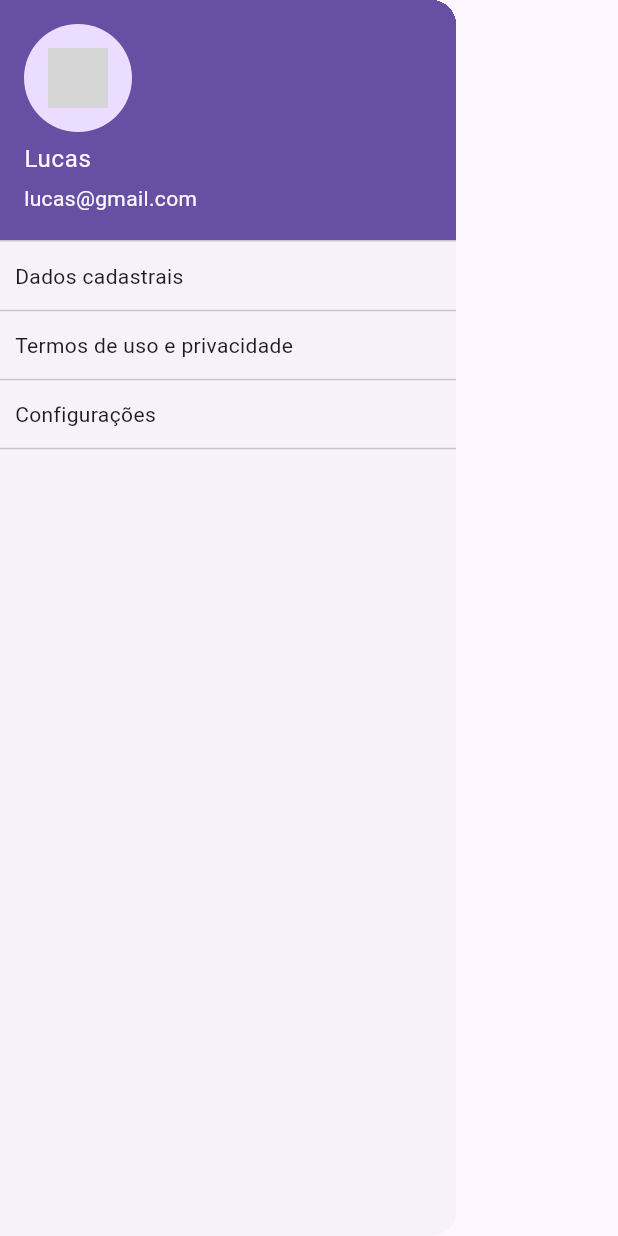
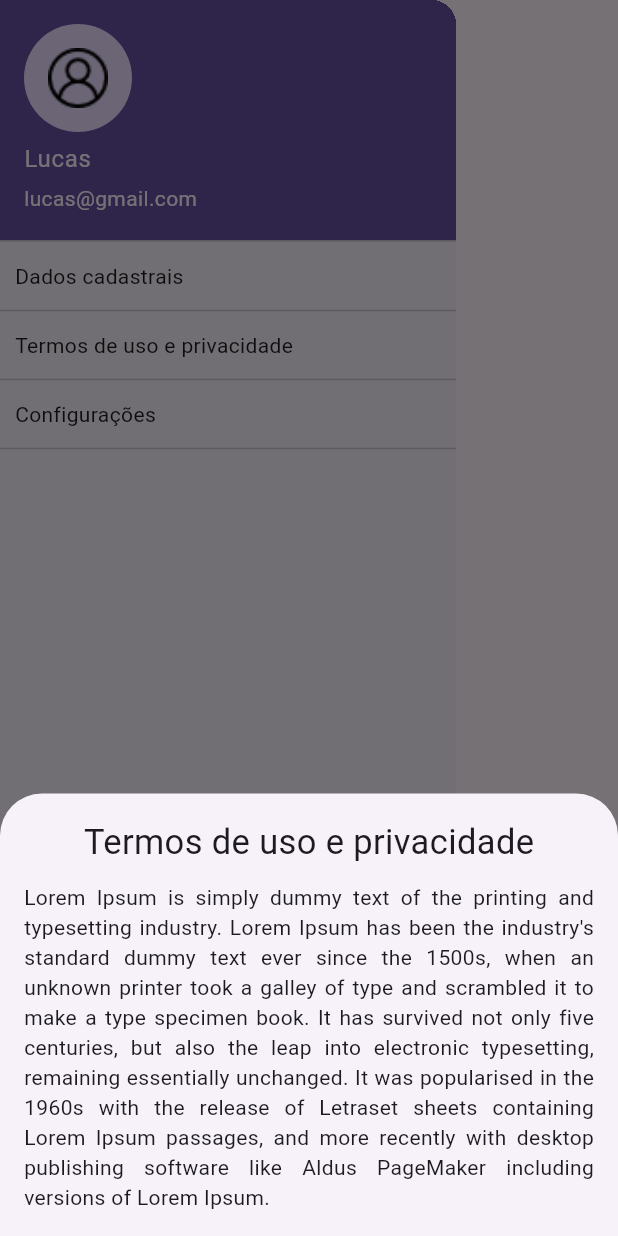
Before and after one commit to LucasMagnago/first-app-flutter, a Flutter app: the CustomDrawer widget shown alone on an empty page, opened directly, after a tap on "Termos de uso e privacidade", on a phone screen of 412 x 824 dp. Run offline on Flutter 3.47's test engine with Material 3 defaults, Android fonts, the phone set to English and light mode, and no system bars; our stand-ins replace google_fonts; grey boxes are pictures that could not be loaded.

Commit message:
utilizando listTile, wrap e showModalBottomSheet para exibir informações ao usuário

```diff
--- a/lib/shared/widgets/custom_drawer.dart
+++ b/lib/shared/widgets/custom_drawer.dart
@@ -10,7 +10,32 @@ class CustomDrawer extends StatelessWidget {
       child: Column(
         crossAxisAlignment: CrossAxisAlignment.start,
         children: [
-          UserAccountsDrawerHeader(
+          InkWell(
+            onTap: () {
+              showModalBottomSheet(
+                  context: context,
+                  builder: (BuildContext bc) {
+                    return Wrap(
+                      children: [
+                        ListTile(
+                          onTap: () {
+                            Navigator.pop(context);
+                          },
+                          leading: const Icon(Icons.camera),
+                          title: const Text('Camera'),
+                        ),
+                        ListTile(
+                          onTap: () {
+                            Navigator.pop(context);
+                          },
+                          leading: const Icon(Icons.photo_album),
+                          title: const Text('Galeria'),
+                        ),
+                      ],
+                    );
+                  });
+            },
+            child: UserAccountsDrawerHeader(
               accountName: const Text('Lucas'),
               accountEmail: const Text('lucas@gmail.com'),
               currentAccountPicture: CircleAvatar(
@@ -20,9 +45,7 @@ class CustomDrawer extends StatelessWidget {
                 ),
               ),
             ),
-          Column(
-            crossAxisAlignment: CrossAxisAlignment.start,
-            children: [
+          ),
           InkWell(
             onTap: () => {
               Navigator.pop(context),
@@ -34,10 +57,45 @@ class CustomDrawer extends StatelessWidget {
               ),
             },
             child: Container(
-                  padding:
-                      const EdgeInsets.symmetric(vertical: 5, horizontal: 10),
+              padding: const EdgeInsets.symmetric(vertical: 5, horizontal: 10),
               width: double.infinity,
               child: const Text('Dados cadastrais'),
+            ),
+          ),
+          const Divider(),
+          InkWell(
+            onTap: () => {
+              showModalBottomSheet(
+                context: context,
+                builder: (BuildContext bc) {
+                  return Container(
+                    padding: const EdgeInsets.all(16),
+                    child: const Column(
+                      mainAxisSize: MainAxisSize.min,
+                      children: [
+                        Text(
+                          'Termos de uso e privacidade',
+                          style: TextStyle(
+                            fontSize: 23,
+                            fontWeight: FontWeight.w400,
+                          ),
+                        ),
+                        SizedBox(
+                          height: 10,
+                        ),
+                        Text(
+                          "Lorem Ipsum is simply dummy text of the printing and typesetting industry. Lorem Ipsum has been the industry's standard dummy text ever since the 1500s, when an unknown printer took a galley of type and scrambled it to make a type specimen book. It has survived not only five centuries, but also the leap into electronic typesetting, remaining essentially unchanged. It was popularised in the 1960s with the release of Letraset sheets containing Lorem Ipsum passages, and more recently with desktop publishing software like Aldus PageMaker including versions of Lorem Ipsum.",
+                          textAlign: TextAlign.justify,
+                        ),
+                      ],
+                    ),
+                  );
+                },
+              )
+            },
+            child: Container(
+              padding: const EdgeInsets.symmetric(vertical: 5, horizontal: 10),
+              child: const Text('Termos de uso e privacidade'),
             ),
           ),
           const Divider(),
@@ -46,19 +104,8 @@ class CustomDrawer extends StatelessWidget {
               child: Container(
                   padding:
                       const EdgeInsets.symmetric(vertical: 5, horizontal: 10),
-                  child: const Text('Termos de uso e privacidade'),
-                ),
-              ),
-              const Divider(),
-              InkWell(
-                  onTap: () => {},
-                  child: Container(
-                      padding: const EdgeInsets.symmetric(
-                          vertical: 5, horizontal: 10),
                   child: const Text('Configurações'))),
           const Divider(),
-            ],
-          ),
         ],
       ),
     );
```
Lines whose indentation alone changed are shown as unchanged.
